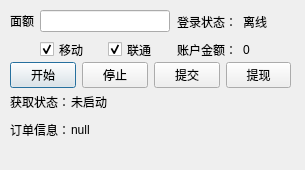
The window that chadanui.ui (huxuan/chadan) describes before a commit, drawn with Qt 5.
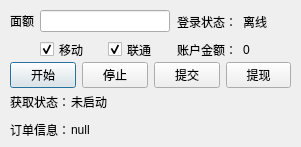
The same window after the commit.

```diff
--- a/chadanui.ui
+++ b/chadanui.ui
@@ -6,8 +6,8 @@
    <rect>
     <x>0</x>
     <y>0</y>
-    <width>305</width>
-    <height>170</height>
+    <width>301</width>
+    <height>147</height>
    </rect>
   </property>
   <property name="windowTitle">
```
